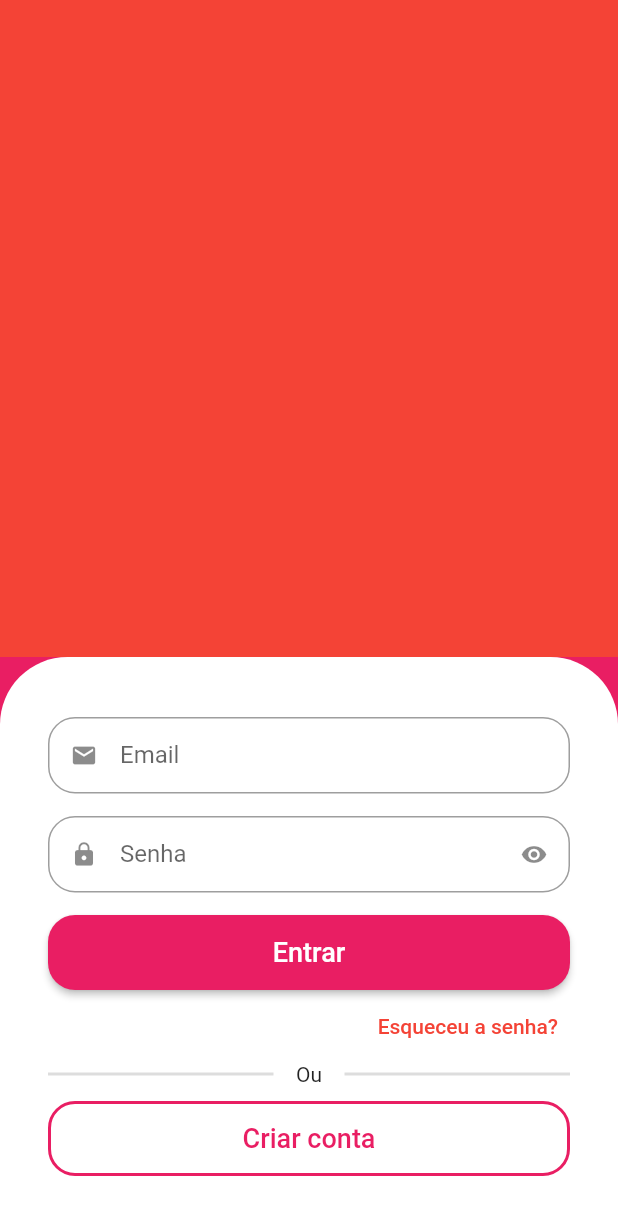
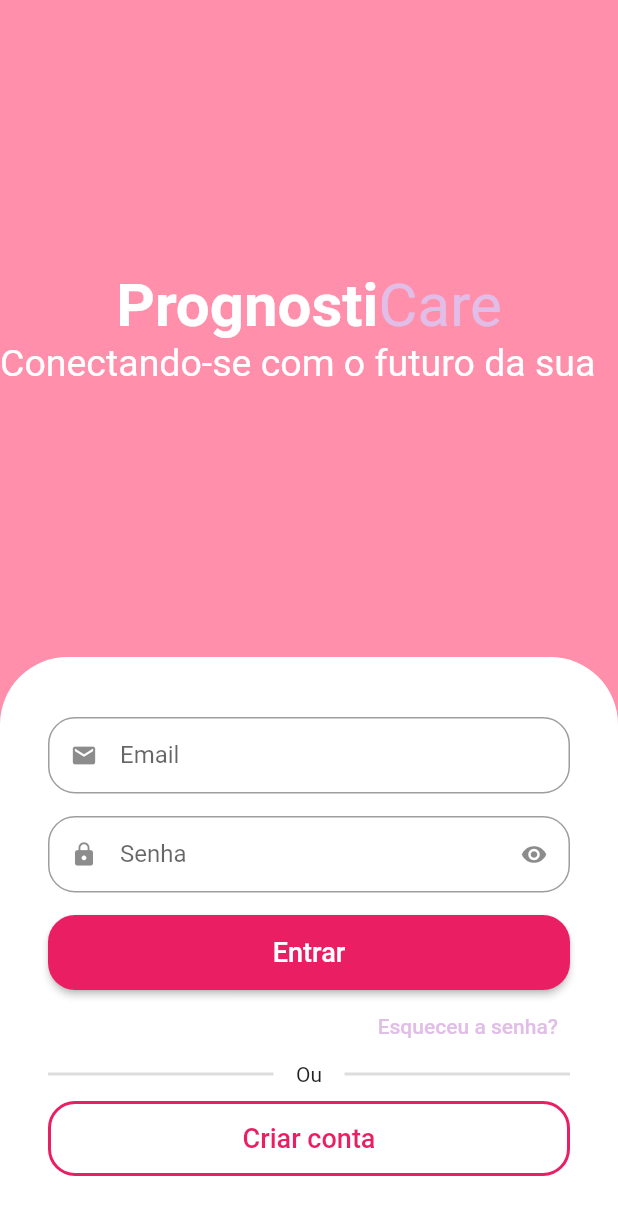
Before and after one commit to PedroPrazz/projetinho, a Flutter app: the screen it shows after launch, on a phone screen of 412 x 824 dp. Shown: the top 1215 px of the screen. Run offline on Flutter 3.47's test engine with Material 2 defaults, Android fonts, the light colour scheme and no system bars; drawn by our look-alikes of animated_text_kit.

Commit message:
ajustando paleta de cores

```diff
--- a/lib/src/auth/sign_in_screen.dart
+++ b/lib/src/auth/sign_in_screen.dart
@@ -1,4 +1,6 @@
+import 'package:animated_text_kit/animated_text_kit.dart';
 import 'package:flutter/material.dart';
+import 'package:projetinho/src/config/custom_colors.dart';
 import 'components/custom_text_field.dart';
 
 class SignInScreen extends StatelessWidget {
@@ -7,12 +9,56 @@ class SignInScreen extends StatelessWidget {
   @override
   Widget build(BuildContext context) {
     return Scaffold(
-      backgroundColor: Colors.pink,
+      backgroundColor: CustomColors.customSwatchColor,
       body: Column(
         children: [
           Expanded(
-            child: Container(
-              color: Colors.red,
+            child: Column(
+              mainAxisAlignment: MainAxisAlignment.center,
+              children: [
+                Text.rich(
+                  TextSpan(
+                    style: const TextStyle(
+                      fontSize: 40,
+                    ),
+                    children: [
+                      const TextSpan(
+                        text: 'Prognosti',
+                        style: TextStyle(
+                          color: Colors.white,
+                          fontWeight: FontWeight.bold,
+                        ),
+                      ),
+                      TextSpan(
+                        text: 'Care',
+                        style: TextStyle(
+                          color: CustomColors.customContrastColor,
+                        ),
+                      )
+                    ],
+                  ),
+                ),
+                SizedBox(
+                  height: 30,
+                  child: DefaultTextStyle(
+                    style: const TextStyle(
+                      fontSize: 25,
+                    ),
+                    child: AnimatedTextKit(
+                      pause: Duration.zero,
+                      repeatForever: true,
+                      animatedTexts: [
+                        FadeAnimatedText('Conectando-se com o futuro da sua Saúde'),
+                        FadeAnimatedText('Exames'),
+                        FadeAnimatedText('Prontuários'),
+                        FadeAnimatedText('Consultas'),
+                        FadeAnimatedText('Agendamentos'),
+                        FadeAnimatedText('Vacinas'),
+                      ],
+                    ),
+                  ),
+                ),
+              ],
             ),
           ),
           Container(
@@ -59,10 +105,10 @@ class SignInScreen extends StatelessWidget {
                   alignment: Alignment.centerRight,
                   child: TextButton(
                     onPressed: () {},
-                    child: const Text(
+                    child: Text(
                       'Esqueceu a senha?',
                       style: TextStyle(
-                        color: Colors.red,
+                        color: CustomColors.customContrastColor,
                       ),
                     ),
                   ),
--- /dev/null
+++ b/lib/src/config/custom_colors.dart
@@ -0,0 +1,21 @@
+import 'package:flutter/material.dart';
+
+Map<int, Color> _swatchOpacity = {
+  50: const Color.fromRGBO(255, 143, 171, .1),
+  100: const Color.fromRGBO(255, 143, 171, .2),
+  200: const Color.fromRGBO(255, 143, 171, .3),
+  300: const Color.fromRGBO(255, 143, 171, .4),
+  400: const Color.fromRGBO(255, 143, 171, .5),
+  500: const Color.fromRGBO(255, 143, 171, .6),
+  600: const Color.fromRGBO(255, 143, 171, .7),
+  700: const Color.fromRGBO(255, 143, 171, .8),
+  800: const Color.fromRGBO(255, 143, 171, .9),
+  900: const Color.fromRGBO(255, 143, 171, 1),
+};
+
+abstract class CustomColors {
+  static Color customContrastColor = Colors.purple.shade100;
+
+  static MaterialColor customSwatchColor =
+      MaterialColor(0xFFFF8FAB, _swatchOpacity);
+}
--- a/pubspec.yaml
+++ b/pubspec.yaml
@@ -35,6 +35,7 @@ dependencies:
   # The following adds the Cupertino Icons font to your application.
   # Use with the CupertinoIcons class for iOS style icons.
   cupertino_icons: ^1.0.2
+  animated_text_kit: ^4.2.2
 
 dev_dependencies:
   flutter_test:
```
Also changed, not shown: pubspec.lock.
